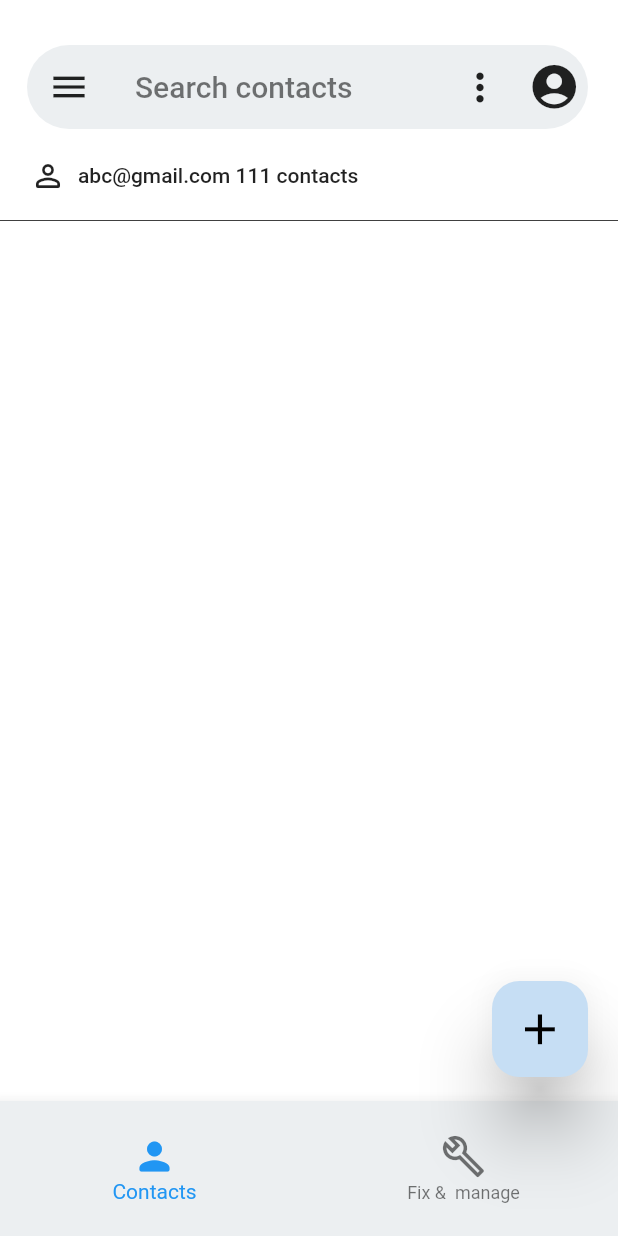
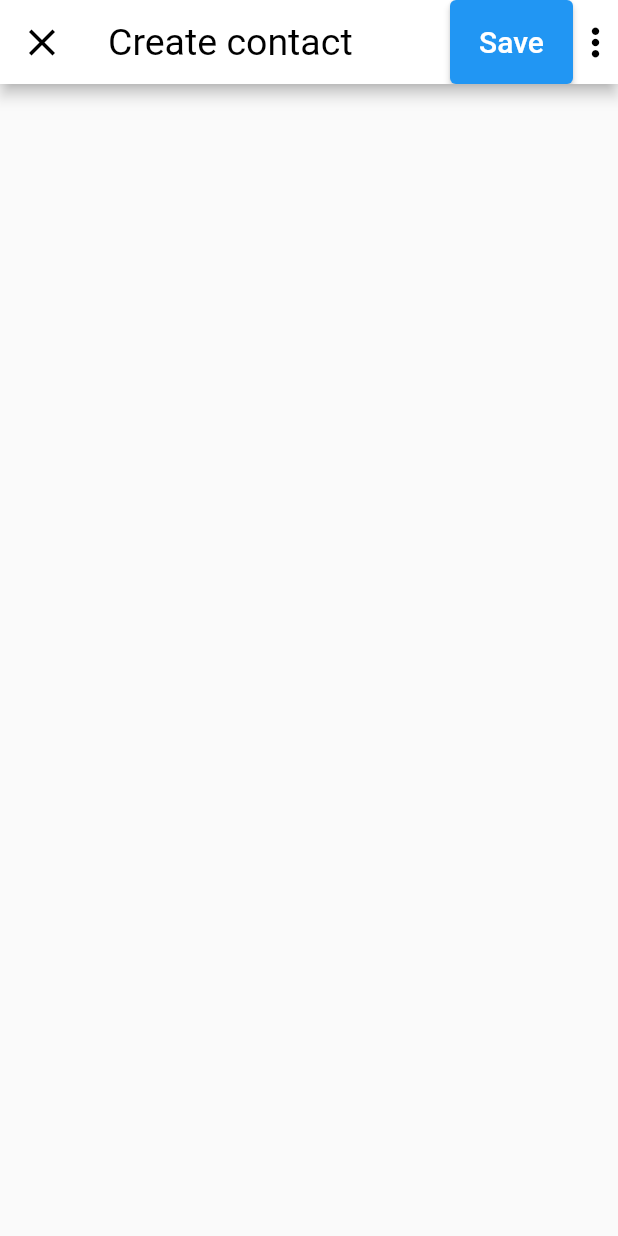
Before and after one commit to shivamgupta7837/gContactClone, a Flutter app: the screen it shows after launch, after a tap on the "add" icon, on a phone screen of 412 x 824 dp. Run offline on Flutter 3.47's test engine with Material 2 defaults, Android fonts, the phone set to English and light mode, and no system bars.

Commit message:
second commit

```diff
--- a/lib/screens/home_page.dart
+++ b/lib/screens/home_page.dart
@@ -1,5 +1,6 @@
 import 'package:contacts/Widget/phone_numbers.dart';
 import 'package:contacts/Widget/search_bar_widget.dart';
+import 'package:contacts/utils/add_contact.dart';
 import 'package:flutter/material.dart';
 
 class HomePage extends StatefulWidget {
@@ -34,7 +35,9 @@ class _HomePageState extends State<HomePage>
               shape: RoundedRectangleBorder(
                 borderRadius: BorderRadius.circular(16),
               ),
-              onPressed: () {},
+              onPressed: () {
+                   Navigator.push(context, MaterialPageRoute(builder: (context) => AddContact()));
+              },
               child: const Icon(Icons.add, color: Colors.black, size: 30),
             ),
           ),
@@ -74,7 +77,7 @@ class _HomePageState extends State<HomePage>
               color: Colors.black,
               thickness: 0.5,
             ),
-            // PhoneNumbers(), incomplete....
+            // PhoneNumbers(),// incomplete....
           ],
         ));
   }
--- a/lib/screens/search_contact.dart
+++ b/lib/screens/search_contact.dart
@@ -15,6 +15,11 @@ class SearchContact extends StatelessWidget {
             hintStyle: TextStyle(color: Colors.grey),
           ),
         ),
+        leading: IconButton(icon: Icon(Icons.arrow_back),
+        color: Colors.black,
+        onPressed: (){
+          Navigator.pop(context);
+        },),
       ),
     );
   }
--- /dev/null
+++ b/lib/utils/add_contact.dart
@@ -0,0 +1,35 @@
+import 'package:flutter/material.dart';
+
+class AddContact extends StatelessWidget {
+  const AddContact({Key? key}) : super(key: key);
+
+  @override
+  Widget build(BuildContext context) {
+    return Scaffold(
+      appBar: AppBar(
+        backgroundColor: Colors.white,
+        actions: [
+          ElevatedButton(onPressed: (){}, child: Container(
+            // margin: EdgeInsets.all(8),
+            width: 50,
+            child: Center(child: Text("Save",style: TextStyle(fontSize: 20),)),
+            decoration: BoxDecoration(
+              borderRadius: BorderRadius.circular(10)
+             ),
+            )),
+         const Icon(
+            Icons.more_vert_rounded,
+            color: Colors.black,
+            size: 30,
+          ),
+        ],
+        leading: const Icon(
+          Icons.close,
+          color: Colors.black,
+          size: 30,
+        ),
+        title: Text("Create contact",style: TextStyle(color: Colors.black,fontSize: 25,fontWeight: FontWeight.w400),),
+      ),
+    );
+  }
+}
```
Also changed, not shown: lib/Widget/contact_details.dart (added, +11 -0 lines), lib/Widget/phone_numbers.dart (+1 -11 lines).
